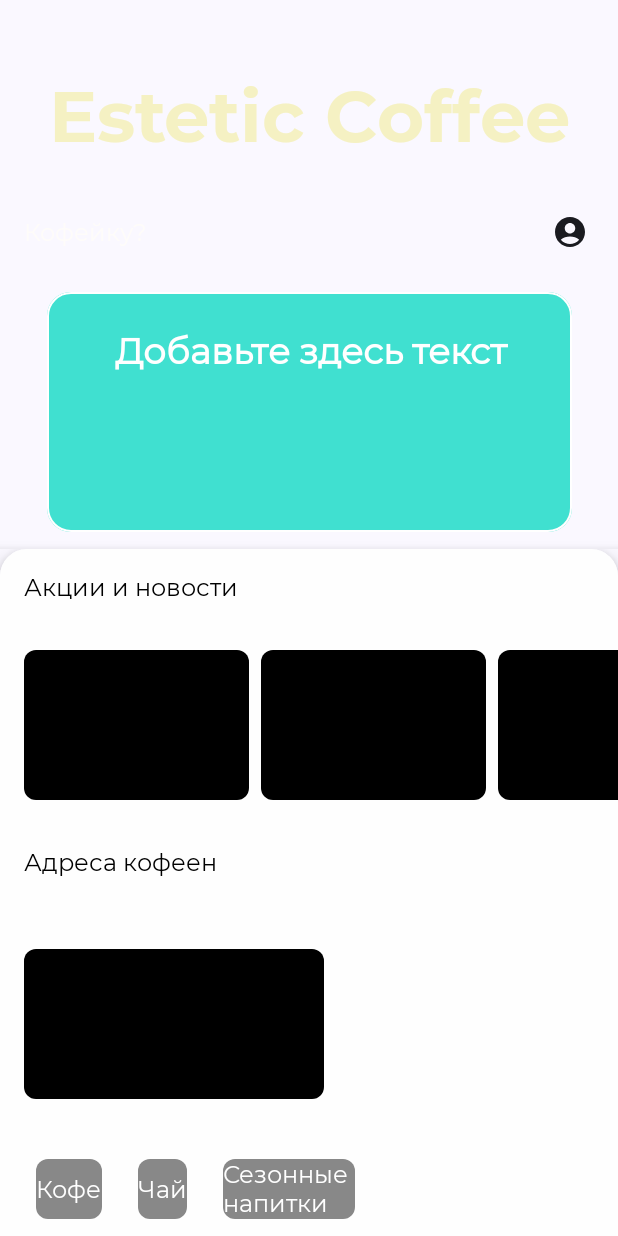
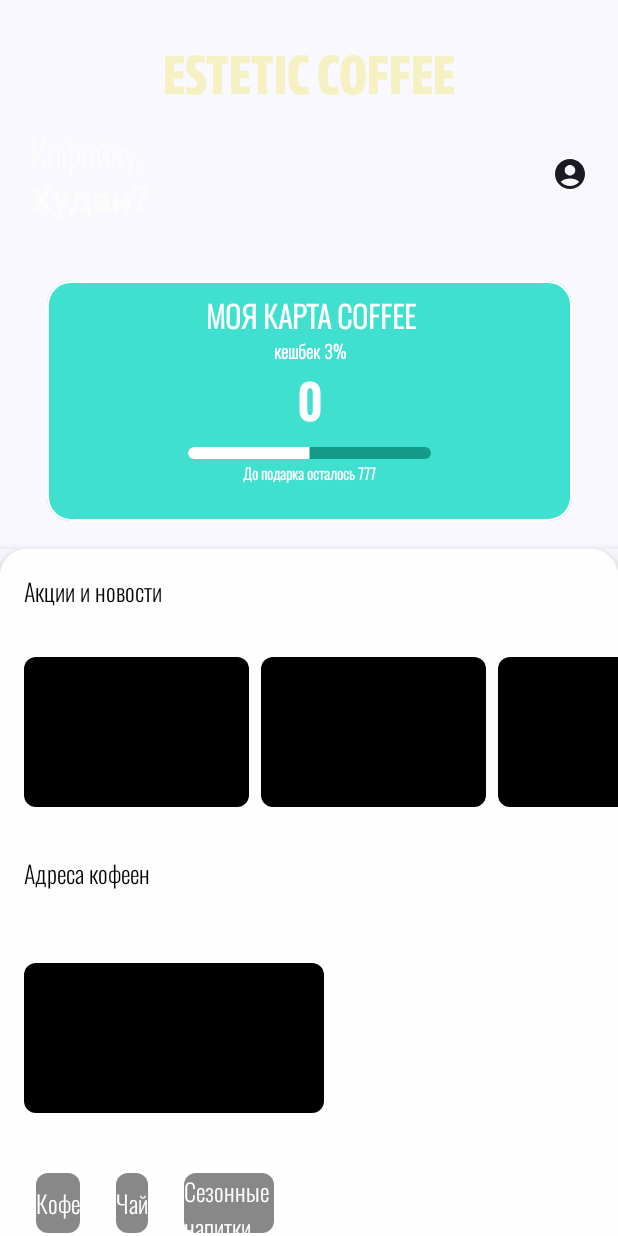
Before and after one commit to treezyyy/CoffeShop, an Android app built with Jetpack Compose: the screen it shows after launch (MainActivity), on a phone screen of 412 x 824 dp. Run offline under Robolectric (Android 15) with nearby library versions, the phone set to English and light mode, and no system bars; 2 statements that could not run were skipped.

Commit message:
kuni ne dlia skufa

```diff
--- a/app/build.gradle.kts
+++ b/app/build.gradle.kts
@@ -49,7 +49,7 @@
 
 
 dependencies {
-
+    implementation ("androidx.compose.animation:animation:1.0.0")
     implementation("androidx.core:core-ktx:1.10.1")
     implementation("androidx.lifecycle:lifecycle-runtime-ktx:2.6.1")
     implementation("androidx.activity:activity-compose:1.7.0")
--- a/app/src/main/java/com/example/coffeshop/MainActivity.kt
+++ b/app/src/main/java/com/example/coffeshop/MainActivity.kt
@@ -5,6 +5,7 @@
 import android.os.Bundle
 import androidx.activity.ComponentActivity
 import androidx.activity.compose.setContent
+import androidx.compose.animation.core.animateFloatAsState
 import androidx.compose.foundation.BorderStroke
 import androidx.compose.foundation.background
 import androidx.compose.foundation.border
@@ -36,7 +37,10 @@
 import androidx.compose.material.*
 import androidx.compose.material3.ColorScheme
 import androidx.compose.runtime.*
+import androidx.compose.ui.draw.alpha
 import androidx.compose.ui.draw.clip
+import androidx.compose.ui.graphics.TransformOrigin
+import androidx.compose.ui.graphics.graphicsLayer
 import androidx.compose.ui.platform.LocalConfiguration
 import androidx.compose.ui.platform.LocalContext
 import androidx.compose.ui.text.font.FontWeight
@@ -60,7 +64,6 @@
     }
 }
 
-
 @Composable
 fun ProductList() {
     val products = List(50) { "Product $it" }
@@ -83,10 +86,15 @@
 @OptIn(ExperimentalMaterialApi::class)
 @Composable
 fun MainScreen() {
+
     val sheetState = rememberBottomSheetScaffoldState(
         bottomSheetState = BottomSheetState(BottomSheetValue.Collapsed)
     )
     val scope = rememberCoroutineScope()
+    var isFlipped by remember { mutableStateOf(false) }
+    val rotation by animateFloatAsState(if (isFlipped) 180f else 0f)
+    val cardFrontAlpha by animateFloatAsState(if (isFlipped) 0f else 1f)
+    val cardBackAlpha by animateFloatAsState(if (isFlipped) 1f else 0f)
 
     // Фейковые данные для подзаголовков и товаров
     val categories = listOf("Кофе", "Чай", "Сезонные напитки")
@@ -205,33 +213,41 @@
                 Column(
                     modifier = Modifier
                         .fillMaxSize()
-                        .padding(top = 48.dp),
+                        .padding(top = 36.dp),
                     horizontalAlignment = Alignment.CenterHorizontally
                 ) {
                     Text(
-                        text = "Estetic Coffee",
+                        text = "ESTETIC COFFEE",
                         color = LogoColor,
-                        fontSize = 48.sp,
+                        fontSize = 36.sp,
                         style = MaterialTheme.typography.displayLarge,
                         modifier = Modifier.align(Alignment.CenterHorizontally)
                     )
 
-                    Spacer(modifier = Modifier.height(24.dp))
+                    Spacer(modifier = Modifier.height(12.dp))
 
                     Row(
                         verticalAlignment = Alignment.CenterVertically,
                     ) {
+                        Column(
+                            modifier = Modifier
+                                .padding(start = 20.dp)
+                                .weight(1f) // Отступ справа
+                        ) {
                             Text(
-                            text = "Кофейку?",
+                                text = "Кофейку,",
                                 color = BrownColor, // Цвет текста
-                            fontSize = 16.sp, // Размер текста
+                                fontSize = 24.sp, // Размер текста
                                 style = MaterialTheme.typography.bodyLarge,
-                            modifier = Modifier
-                                .padding(start = 16.dp)
-                                .weight(1f) // Отступ справа
                             )
-
-                        // Прямоугольник похожий на карту
+                            Spacer(modifier = Modifier.height(0.dp)) // Adjust this value to control the spacing
+                            Text(
+                                text = "Худан?", // Текст с именем
+                                color = BrownColor, // Цвет текста
+                                fontSize = 24.sp, // Размер текста
+                                style = MaterialTheme.typography.displayLarge,
+                            )
+                        }
 
                         IconButton(
                             onClick = { /* Действие при нажатии */ },
@@ -247,26 +263,99 @@
                     }
                     Box(
                         modifier = Modifier
-                            .paddingFromBaseline(top = 64.dp)
-                            .size(350.dp,160.dp)
-                            .background(Color(0xFF40E0D0),
-                                shape = RoundedCornerShape(16.dp)) // Цвет берюзовой карты
-                            .align(Alignment.CenterHorizontally)
-                            .border(1.dp,Color.White,
-                            shape = RoundedCornerShape(16.dp))
+                            .paddingFromBaseline(top = 72.dp)
+                            .size(350.dp, 160.dp)
+                            .graphicsLayer {
+                                rotationY = rotation
+                                cameraDistance = 12f * density
+                                transformOrigin = TransformOrigin.Center // Set pivot point to the center
+                            }
+                            .clickable { isFlipped = !isFlipped }
+                    ) {
+                        Box(
+                            modifier = Modifier
+                                .matchParentSize()
+                                .background(
+                                    color = if (isFlipped) Color.White else Color(0xFF40E0D0),
+                                    shape = RoundedCornerShape(16.dp)
                                 )
-                    {
-                        // Добавьте другие элементы внутри прямоугольника
+                                .border(1.dp, Color.White, shape = RoundedCornerShape(16.dp))
+                        )
+
+                        if (!isFlipped) {
+                            Column(
+                                modifier = Modifier
+                                    .fillMaxSize()
+                                    .padding(top = 8.dp)
+                                    .alpha(cardFrontAlpha),
+                                horizontalAlignment = Alignment.CenterHorizontally
+                            ) {
                                 Text(
-                            text = "Добавьте здесь текст",
+                                    text = "МОЯ КАРТА COFFEE",
                                     color = Color.White,
-                            fontSize = 24.sp,
+                                    fontSize = 20.sp,
                                     fontWeight = FontWeight.Bold,
                                     textAlign = TextAlign.Center,
                                     modifier = Modifier
-                                .paddingFromBaseline(top = 48.dp) // Расстояние от базовой линии сверху
-                                .align(Alignment.TopCenter) // Выравнивание по центру
+                                        .paddingFromBaseline(top = 0.dp)
                                 )
+                                Text(
+                                    text = "кешбек 3%",
+                                    color = Color.White,
+                                    fontSize = 12.sp,
+                                    fontWeight = FontWeight.Bold,
+                                    textAlign = TextAlign.Center,
+                                    modifier = Modifier
+                                        .paddingFromBaseline(top = 12.dp)
+                                )
+                                Text(
+                                    text = "0",
+                                    color = Color.White,
+                                    fontSize = 32.sp,
+                                    style = MaterialTheme.typography.labelLarge,
+                                    textAlign = TextAlign.Center,
+                                    modifier = Modifier
+                                        .paddingFromBaseline(top = 12.dp)
+                                )
+                                var progress by remember { mutableStateOf(0.5f) } // Set initial progress to 50%
+
+                                Spacer(modifier = Modifier.height(8.dp))
+                                LinearProgressIndicator(
+                                    progress = progress,
+                                    color = Color.White,
+                                    backgroundColor = Color(0xFF149B8A),
+                                    modifier = Modifier
+                                        .fillMaxWidth(0.6f)
+                                        .padding(horizontal = 24.dp)
+                                        .height(8.dp)
+                                        .clip(RoundedCornerShape(4.dp))
+                                )
+                                Text(
+                                    text = "До подарка осталось 777",
+                                    color = Color.White,
+                                    fontSize = 10.sp,
+                                    fontWeight = FontWeight.Bold,
+                                    textAlign = TextAlign.Center,
+                                    modifier = Modifier
+                                        .paddingFromBaseline(top = 14.dp)
+                                )
+                            }
+                        } else {
+                            Box(
+                                modifier = Modifier
+                                    .fillMaxSize()
+                                    .alpha(cardBackAlpha),
+                                contentAlignment = Alignment.Center
+                            ) {
+                                Text(
+                                    text = "Обратная сторона",
+                                    color = Color.Black,
+                                    fontSize = 20.sp,
+                                    fontWeight = FontWeight.Bold,
+                                    textAlign = TextAlign.Center
+                                )
+                            }
+                        }
                     }
                 }
             }
--- a/app/src/main/java/com/example/coffeshop/ui/theme/Typography.kt
+++ b/app/src/main/java/com/example/coffeshop/ui/theme/Typography.kt
@@ -8,10 +8,13 @@
 import com.example.coffeshop.R
 
 val OswaldBold = FontFamily(
-    Font(R.font.montserratbold, FontWeight.SemiBold)
+    Font(R.font.extbold, FontWeight.SemiBold)
 )
 val OswaldLight = FontFamily(
-    Font(R.font.montserratregular, FontWeight.Light)
+    Font(R.font.oswaldlight, FontWeight.Light)
+)
+val Oswaldesemi = FontFamily(
+    Font(R.font.oswaldsemibold, FontWeight.Light)
 )
 
 val coffeshopTypography = Typography(
@@ -24,5 +27,11 @@
         fontFamily = OswaldLight,
         fontWeight = FontWeight.Light,
         fontSize = 16.sp
+    ),
+    labelLarge = androidx.compose.ui.text.TextStyle(
+        fontFamily = Oswaldesemi,
+        fontWeight = FontWeight.Light,
+        fontSize = 16.sp
     )
+
 )
```
Lines whose indentation alone changed are shown as unchanged.
